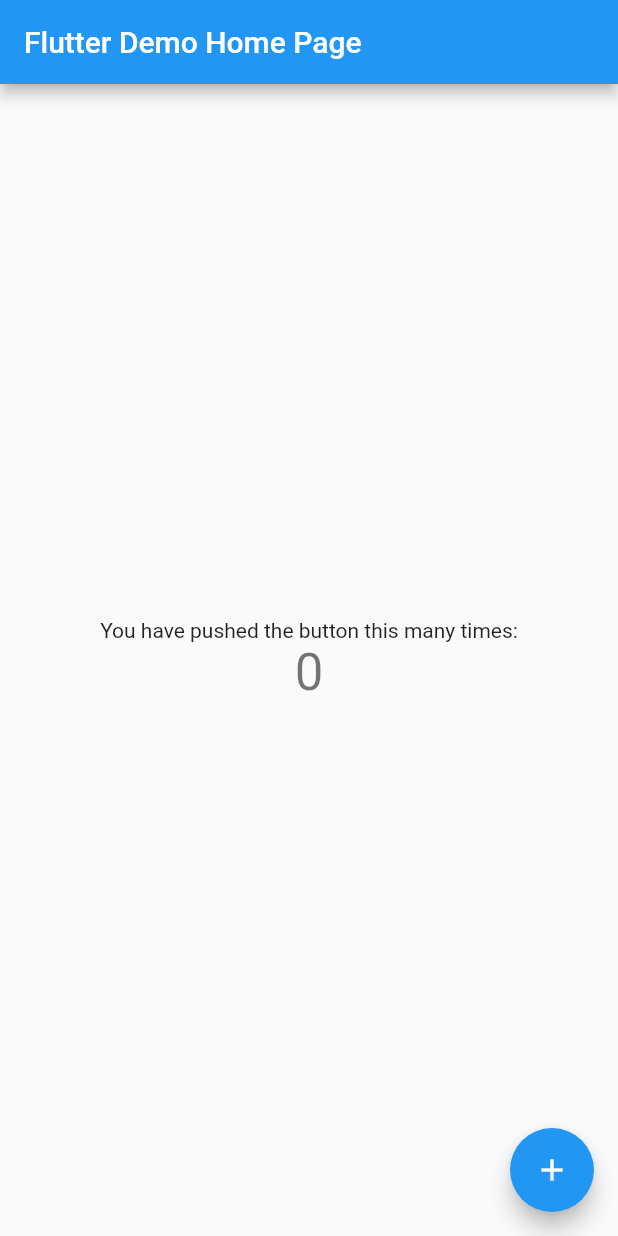
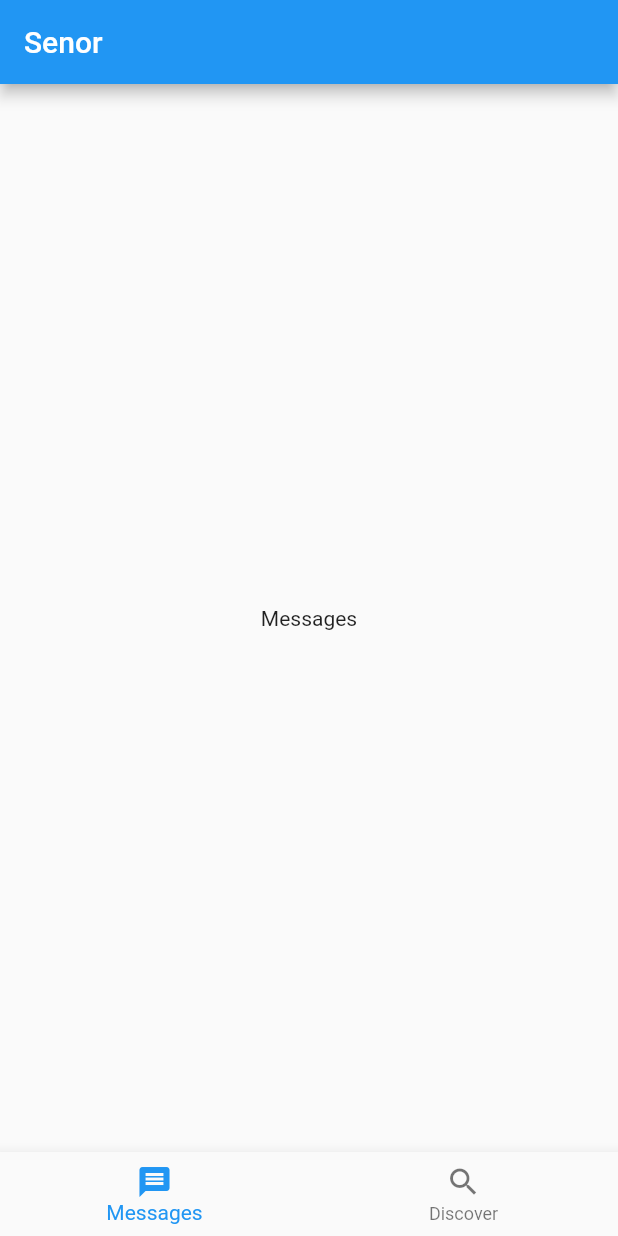
Before and after one commit to zwliew/Senor, a Flutter app: the screen it shows after launch, on a phone screen of 412 x 824 dp. Run offline on Flutter 3.47's test engine with Material 2 defaults, Android fonts, the phone set to English and light mode, and no system bars.

Commit message:
Add iOS xcworkspace and scaffold some UI

```diff
--- a/lib/main.dart
+++ b/lib/main.dart
@@ -3,11 +3,13 @@ import 'package:flutter/material.dart';
 void main() => runApp(MyApp());
 
 class MyApp extends StatelessWidget {
+  static const TITLE = 'Senor';
+
   // This widget is the root of your application.
   @override
   Widget build(BuildContext context) {
     return MaterialApp(
-      title: 'Flutter Demo',
+      title: TITLE,
       theme: ThemeData(
         // This is the theme of your application.
         //
@@ -20,7 +22,7 @@ class MyApp extends StatelessWidget {
         // is not restarted.
         primarySwatch: Colors.blue,
       ),
-      home: MyHomePage(title: 'Flutter Demo Home Page'),
+      home: MyHomePage(title: TITLE),
     );
   }
 }
@@ -44,17 +46,22 @@ class MyHomePage extends StatefulWidget {
 }
 
 class _MyHomePageState extends State<MyHomePage> {
-  int _counter = 0;
+  int _selectedIdx = 0;
 
-  void _incrementCounter() {
+  void _handleNavigationItemTap(int index) {
     setState(() {
-      // This call to setState tells the Flutter framework that something has
-      // changed in this State, which causes it to rerun the build method below
-      // so that the display can reflect the updated values. If we changed
-      // _counter without calling setState(), then the build method would not be
-      // called again, and so nothing would appear to happen.
-      _counter++;
+      _selectedIdx = index;
     });
+  }
+
+  Widget _buildSelectedPageWidget() {
+    switch (_selectedIdx) {
+      case 1:
+        return DiscoverPage();
+      case 0:
+      default:
+        return MessagesPage();
+    }
   }
 
   @override
@@ -72,40 +79,43 @@ class _MyHomePageState extends State<MyHomePage> {
         title: Text(widget.title),
       ),
       body: Center(
-        // Center is a layout widget. It takes a single child and positions it
-        // in the middle of the parent.
-        child: Column(
-          // Column is also layout widget. It takes a list of children and
-          // arranges them vertically. By default, it sizes itself to fit its
-          // children horizontally, and tries to be as tall as its parent.
-          //
-          // Invoke "debug painting" (press "p" in the console, choose the
-          // "Toggle Debug Paint" action from the Flutter Inspector in Android
-          // Studio, or the "Toggle Debug Paint" command in Visual Studio Code)
-          // to see the wireframe for each widget.
-          //
-          // Column has various properties to control how it sizes itself and
-          // how it positions its children. Here we use mainAxisAlignment to
-          // center the children vertically; the main axis here is the vertical
-          // axis because Columns are vertical (the cross axis would be
-          // horizontal).
-          mainAxisAlignment: MainAxisAlignment.center,
-          children: <Widget>[
-            Text(
-              'You have pushed the button this many times:',
-            ),
-            Text(
-              '$_counter',
-              style: Theme.of(context).textTheme.display1,
-            ),
-          ],
-        ),
+        child: _buildSelectedPageWidget(),
       ),
-      floatingActionButton: FloatingActionButton(
-        onPressed: _incrementCounter,
-        tooltip: 'Increment',
-        child: Icon(Icons.add),
-      ), // This trailing comma makes auto-formatting nicer for build methods.
+      bottomNavigationBar: BottomNavigationBar(
+        items: [
+          BottomNavigationBarItem(
+            icon: Icon(Icons.message),
+            title: Text('Messages'),
+          ),
+          BottomNavigationBarItem(
+            icon: Icon(Icons.search),
+            title: Text('Discover'),
+          )
+        ],
+        currentIndex: _selectedIdx,
+        fixedColor: Colors.blue,
+        onTap: _handleNavigationItemTap,
+      ),
     );
   }
 }
+
+class MessagesPage extends StatelessWidget {
+  @override
+  Widget build(BuildContext context) {
+    // TODO: Implement the Messages page
+    return Center(
+      child: Text('Messages'),
+    );
+  }
+}
+
+class DiscoverPage extends StatelessWidget {
+  @override
+  Widget build(BuildContext context) {
+    // TODO: Implement the Discover page
+    return Center(
+      child: Text('Discover'),
+    );
+  }
+}
```
Also changed, not shown: 1 other file.
